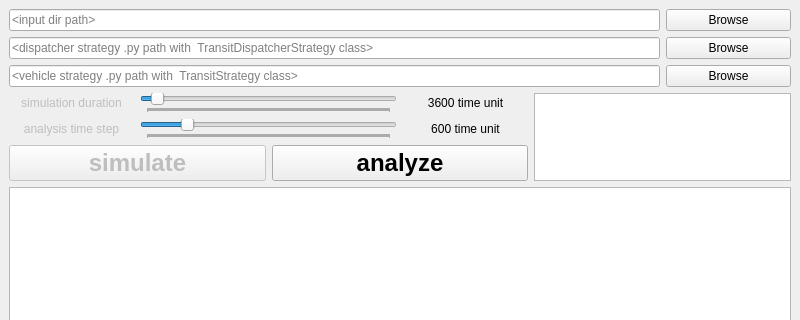
First picture: the form in ui/main_window.ui, repository Jaiaid/transit_network_simulator, before the edit; both pictures show x 0 to 800 and y 0 to 320 of the 800 by 650 pixel window.
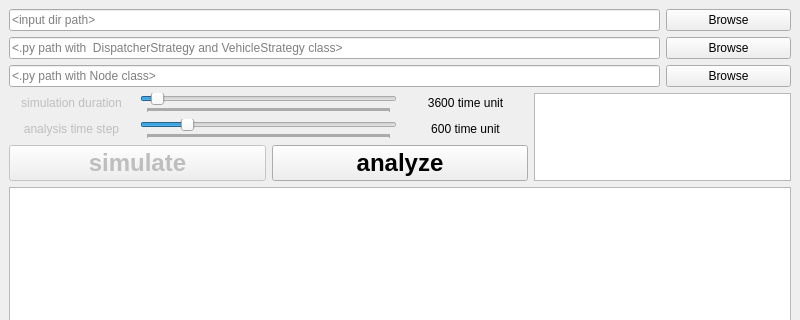
Second picture: the form after the edit.

Commit message: ui restructure to take stratgey classes script and node class script

Diff of the .ui file:
```diff
--- a/ui/main_window.ui
+++ b/ui/main_window.ui
@@ -148,7 +148,7 @@
          <bool>true</bool>
         </property>
         <property name="placeholderText">
-         <string>&lt;dispatcher strategy .py path with  TransitDispatcherStrategy class&gt;</string>
+         <string>&lt;.py path with  DispatcherStrategy and VehicleStrategy class&gt;</string>
         </property>
        </widget>
       </item>
@@ -216,7 +216,7 @@
          <bool>true</bool>
         </property>
         <property name="placeholderText">
-         <string>&lt;vehicle strategy .py path with  TransitStrategy class&gt;</string>
+         <string>&lt;.py path with Node class&gt;</string>
         </property>
        </widget>
       </item>
```
Left out of the diff: 76 changed lines with no effect on the pictures. The commit also changes 1 other file.
